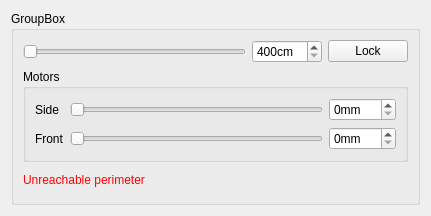
This is pc/core/widgets/qellipseslider.ui in plule/pfe-costumes as Qt 5 draws it before an edit. The edited form follows.
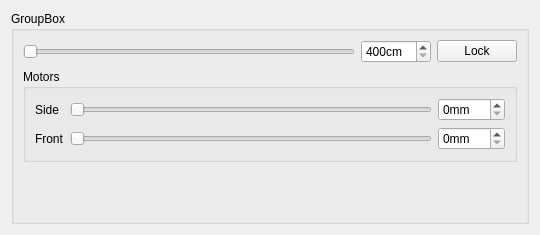
This is the edited form.

Commit message: avoid size change of ellipse widget

```diff
--- a/pc/core/widgets/qellipseslider.ui
+++ b/pc/core/widgets/qellipseslider.ui
@@ -6,8 +6,8 @@
    <rect>
     <x>0</x>
     <y>0</y>
-    <width>431</width>
-    <height>216</height>
+    <width>540</width>
+    <height>235</height>
    </rect>
   </property>
   <property name="sizePolicy">
@@ -143,8 +143,11 @@
       </item>
       <item>
        <widget class="QLabel" name="warningLabel">
+        <property name="styleSheet">
+         <string notr="true">color:rgb(255, 0, 0)</string>
+        </property>
         <property name="text">
-         <string>&lt;html&gt;&lt;head/&gt;&lt;body&gt;&lt;p&gt;&lt;span style=&quot; color:#ff0000;&quot;&gt;Unreachable perimeter&lt;/span&gt;&lt;/p&gt;&lt;/body&gt;&lt;/html&gt;</string>
+         <string/>
         </property>
        </widget>
       </item>
```
The commit also changes 2 other files.
